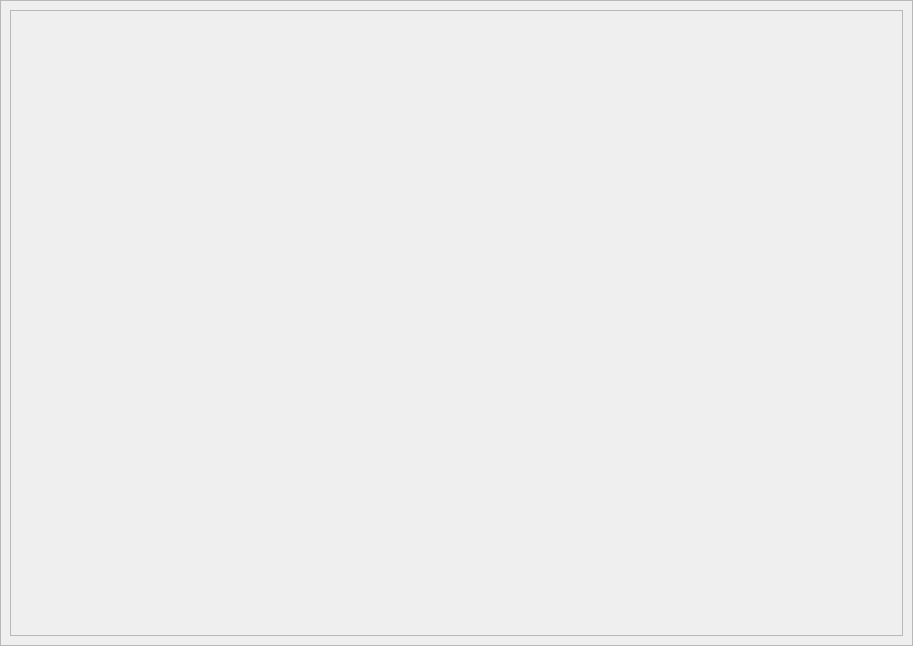
SpoodyTheOne/OpenBirch, file src/gui/worksheet.ui: the form before one commit.
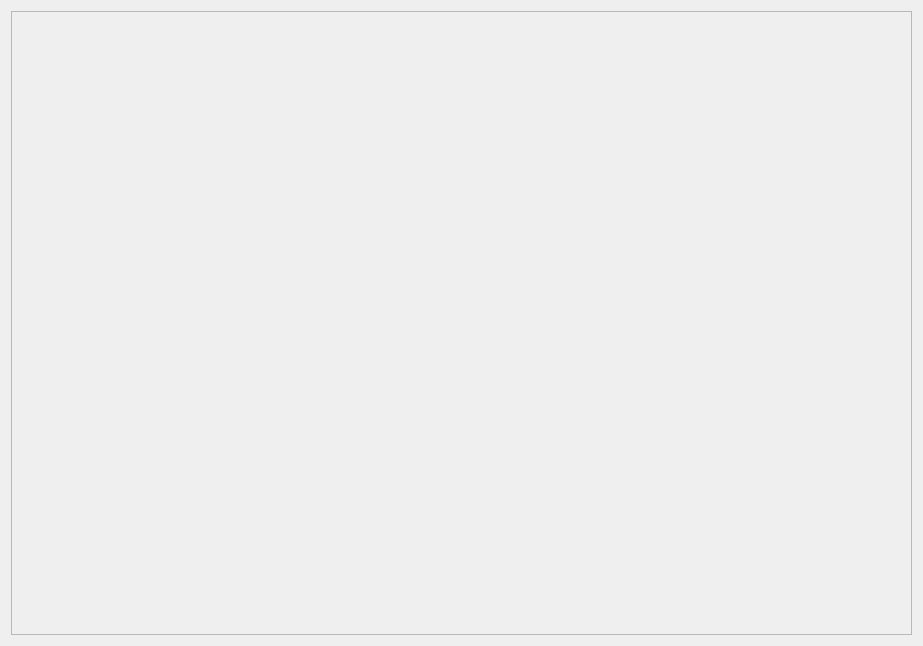
The form after the commit.

Commit message: Dynamic width of math edit

What changed in the file:
```diff
--- a/src/gui/worksheet.ui
+++ b/src/gui/worksheet.ui
@@ -6,34 +6,13 @@
    <rect>
     <x>0</x>
     <y>0</y>
-    <width>913</width>
+    <width>923</width>
     <height>646</height>
    </rect>
   </property>
   <property name="windowTitle">
    <string>Form</string>
   </property>
-  <layout class="QHBoxLayout" name="horizontalLayout_2">
-   <property name="leftMargin">
-    <number>0</number>
-   </property>
-   <property name="topMargin">
-    <number>0</number>
-   </property>
-   <property name="rightMargin">
-    <number>0</number>
-   </property>
-   <property name="bottomMargin">
-    <number>0</number>
-   </property>
-   <item>
-    <widget class="QFrame" name="frame">
-     <property name="frameShape">
-      <enum>QFrame::StyledPanel</enum>
-     </property>
-     <property name="frameShadow">
-      <enum>QFrame::Raised</enum>
-     </property>
      <layout class="QHBoxLayout" name="horizontalLayout">
       <item>
        <widget class="QScrollArea" name="scrollArea">
@@ -45,11 +24,17 @@
           <rect>
            <x>0</x>
            <y>0</y>
-           <width>883</width>
-           <height>616</height>
-          </rect>
-         </property>
-         <layout class="QHBoxLayout" name="horizontalLayout_3">
+        <width>895</width>
+        <height>618</height>
+       </rect>
+      </property>
+      <property name="sizePolicy">
+       <sizepolicy hsizetype="Preferred" vsizetype="Preferred">
+        <horstretch>0</horstretch>
+        <verstretch>0</verstretch>
+       </sizepolicy>
+      </property>
+      <layout class="QVBoxLayout" name="verticalLayout_2">
           <item>
            <layout class="QVBoxLayout" name="MainContentWindow">
             <item>
@@ -69,9 +54,6 @@
           </item>
          </layout>
         </widget>
-       </widget>
-      </item>
-     </layout>
     </widget>
    </item>
   </layout>
```
Lines whose indentation alone changed are shown as unchanged. The commit also changes 14 other files.
